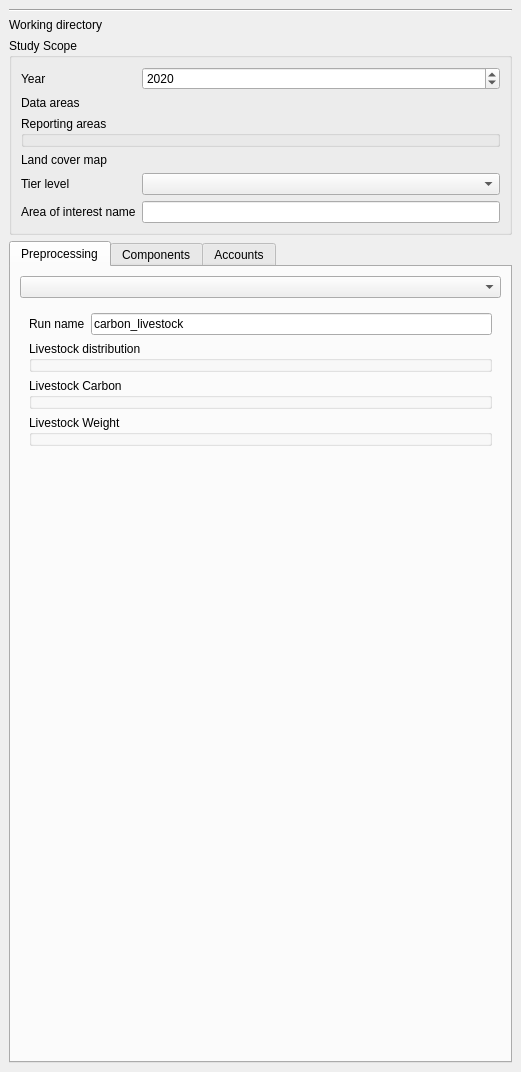
Old version of the form enca_plugin/enca_plugin_dockwidget_base.ui in the repository VITObelgium/sys4enca.
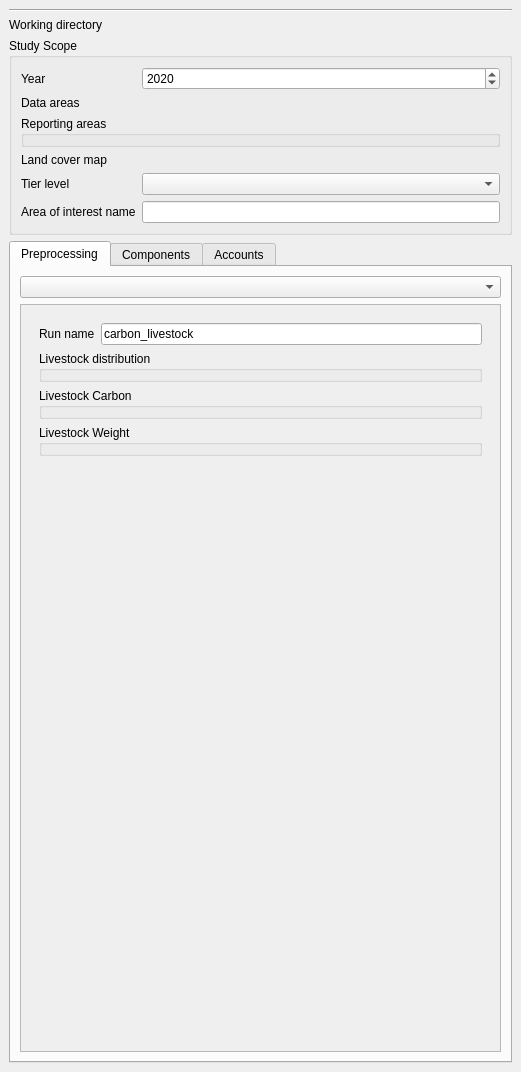
New version of the form. The open tabs and pages were chosen to show the change. Custom widgets are drawn as their Qt base class.

Commit message: enca_plugin: Use scroll area for preprocessing tab inputs.

Diff of the .ui file:
```diff
--- a/enca_plugin/enca_plugin_dockwidget_base.ui
+++ b/enca_plugin/enca_plugin_dockwidget_base.ui
@@ -133,6 +133,21 @@
          <widget class="QComboBox" name="component_"/>
         </item>
         <item>
+         <widget class="QScrollArea" name="scrollArea_2">
+          <property name="widgetResizable">
+           <bool>true</bool>
+          </property>
+          <widget class="QWidget" name="scrollAreaWidgetContents_3">
+           <property name="geometry">
+            <rect>
+             <x>0</x>
+             <y>0</y>
+             <width>477</width>
+             <height>432</height>
+            </rect>
+           </property>
+           <layout class="QVBoxLayout" name="verticalLayout_6">
+            <item>
          <widget class="QStackedWidget" name="components_stack_">
           <property name="currentIndex">
            <number>0</number>
@@ -347,35 +362,35 @@
           </widget>
           <widget class="QWidget" name="CARBON_LIVESTOCK_">
            <layout class="QFormLayout" name="formLayout_14">
-            <item row="0" column="0">
+                <item row="1" column="0">
              <widget class="QLabel" name="label_59">
               <property name="text">
                <string>Run name</string>
               </property>
              </widget>
             </item>
-            <item row="1" column="0" colspan="2">
+                <item row="2" column="0" colspan="2">
              <widget class="QGroupBox" name="livestock_distribution_">
               <property name="title">
                <string>Livestock distribution</string>
               </property>
              </widget>
             </item>
-            <item row="2" column="0" colspan="2">
+                <item row="3" column="0" colspan="2">
              <widget class="QGroupBox" name="livestock_carbon_">
               <property name="title">
                <string>Livestock Carbon</string>
               </property>
              </widget>
             </item>
-            <item row="0" column="1">
+                <item row="1" column="1">
              <widget class="QLineEdit" name="run_name_">
               <property name="text">
                <string>carbon_livestock</string>
               </property>
              </widget>
             </item>
-            <item row="3" column="0" colspan="2">
+                <item row="4" column="0" colspan="2">
              <widget class="QGroupBox" name="weights_">
               <property name="title">
                <string>Livestock Weight</string>
@@ -561,6 +576,10 @@
             </item>
             <item row="1" column="1">
              <widget class="IntList" name="forest_lc_classes_"/>
+                </item>
+               </layout>
+              </widget>
+             </widget>
             </item>
            </layout>
           </widget>
```
Lines whose indentation alone changed are shown as unchanged.
